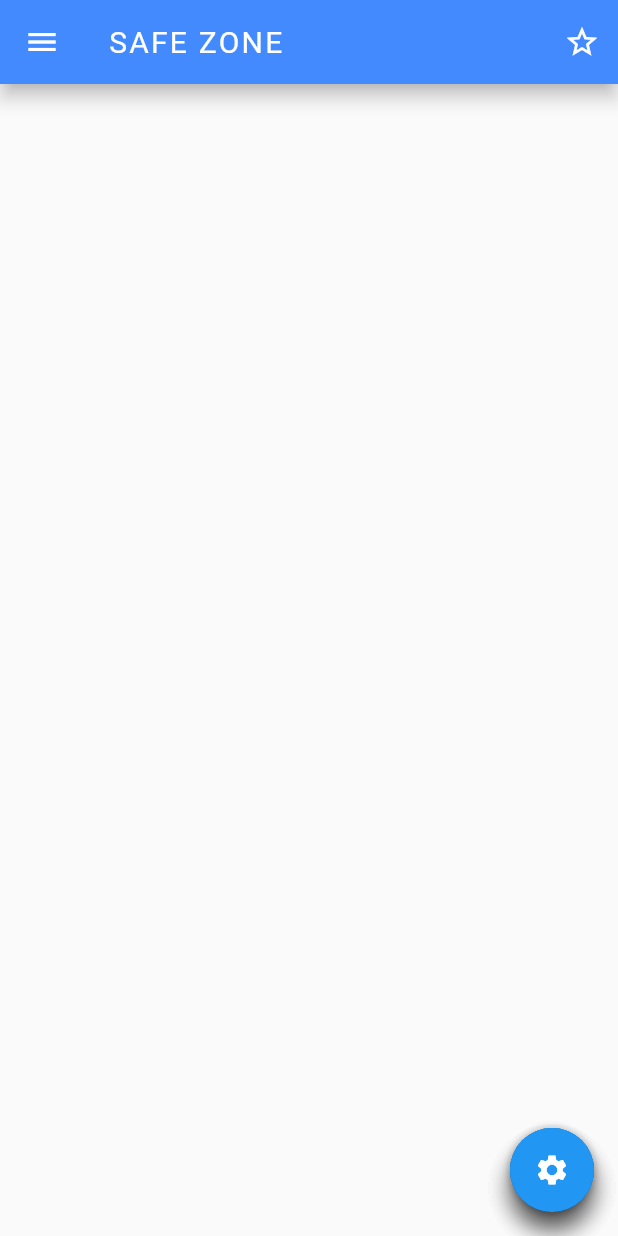
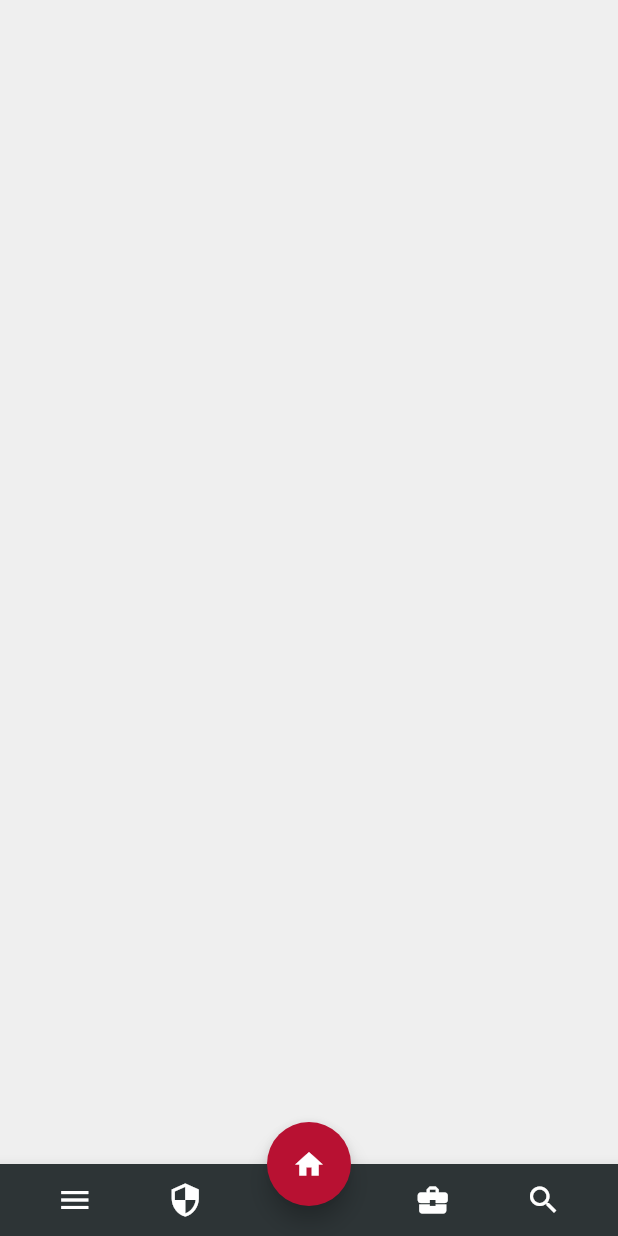
Before and after one commit to JordiiVidal/SaveZone, a Flutter app: the screen it shows after launch, on a phone screen of 412 x 824 dp. Run offline on Flutter 3.47's test engine with Material 2 defaults, Android fonts, the phone set to English and light mode, and no system bars.

Commit message:
ui change

```diff
--- a/lib/main.dart
+++ b/lib/main.dart
@@ -85,10 +85,13 @@ class _MyAppState extends State<MyApp> {
         brightness: Brightness.light,
         primaryColor: defaultTargetPlatform == TargetPlatform.iOS
             ? Colors.grey[50]
-            : Colors.blueAccent,
+            : Color(getColorHexFromStr('#2d3436')),
         accentColor: defaultTargetPlatform == TargetPlatform.iOS
             ? Colors.grey[300]
-            : Colors.blue,
+            : Color(getColorHexFromStr('#b81132')),
+        primaryColorLight: Color(getColorHexFromStr('#efefef')),
+        primaryColorDark: Color(getColorHexFromStr('#121516')),
+
         backgroundColor: Colors.white,
       ),
       routes: {
--- a/lib/pages/homepage.dart
+++ b/lib/pages/homepage.dart
@@ -6,31 +6,106 @@ import '../models/account.dart';
 import '../models/service.dart';
 import '../utils/fancyfab.dart';
 
-class HomePage extends StatelessWidget {
+class HomePage extends StatefulWidget {
   final List<Account> accounts;
   final List<Service> services;
 
   HomePage(this.accounts, this.services);
 
-  Widget _drawerBuild() {
+  @override
+  State<StatefulWidget> createState() {
+    // TODO: implement createState
+    return _HomePageState();
+  }
+}
+
+class _HomePageState extends State<HomePage> {
+
+  Widget _drawerBuild(BuildContext context) {
     return Drawer(
       child: ListView(
         children: <Widget>[
-          UserAccountsDrawerHeader(
-            decoration: BoxDecoration(
-              color: Colors.blueGrey,
-            ),
-            accountName: Text('Jordi'),
-            accountEmail: Text('jordividal1997@gmail.com'),
-            currentAccountPicture: CircleAvatar(
-              backgroundColor: Colors.white,
-              child: Text(
-                'J',
-                style: TextStyle(fontSize: 29.0),
-              ),
+          Container(
+            height: 100.0,
+            color: Theme.of(context).primaryColor,
+          ),
+          ServiceManger(widget.services),
+        ],
+      ),
+    );
+  }
+
+  Widget _bottomNavigation(
+      BuildContext context, GlobalKey<ScaffoldState> scaffold, double width) {
+    double padding = width / 8;
+    return BottomAppBar(
+      color: Theme.of(context).primaryColor,
+      child: new Row(
+        mainAxisSize: MainAxisSize.max,
+        mainAxisAlignment: MainAxisAlignment.spaceBetween,
+        children: <Widget>[
+          Container(
+            width: width,
+            child: Row(
+              mainAxisAlignment: MainAxisAlignment.start,
+              children: <Widget>[
+                SizedBox(
+                  width: padding,
+                ),
+                IconButton(
+                  icon: Icon(
+                    Icons.menu,
+                    color: Colors.white,
+                  ),
+                  onPressed: () {
+                    scaffold.currentState.openDrawer();
+                  },
+                ),
+                SizedBox(
+                  width: padding,
+                ),
+                IconButton(
+                  icon: Icon(
+                    Icons.security,
+                    color: Colors.white,
+                  ),
+                  onPressed: () {
+                    Navigator.pushNamed(context, '/account');
+                  },
+                ),
+              ],
             ),
           ),
-          ServiceManger(services),
+          Container(
+            width: width,
+            child: Row(
+              mainAxisAlignment: MainAxisAlignment.end,
+              children: <Widget>[
+                IconButton(
+                  icon: Icon(
+                    Icons.business_center,
+                    color: Colors.white,
+                  ),
+                  onPressed: () {
+                    Navigator.pushNamed(context, '/service');
+                  },
+                ),
+                SizedBox(
+                  width: padding,
+                ),
+                IconButton(
+                  icon: Icon(
+                    Icons.search,
+                    color: Colors.white,
+                  ),
+                  onPressed: () {},
+                ),
+                SizedBox(
+                  width: padding,
+                )
+              ],
+            ),
+          ),
         ],
       ),
     );
@@ -38,31 +113,30 @@ class HomePage extends StatelessWidget {
 
   @override
   Widget build(BuildContext context) {
+
+    double _widthDevice = MediaQuery.of(context).size.width;
+    double _width_50 = _widthDevice * 0.50;
+
+    GlobalKey<ScaffoldState> _scaffoldKey = new GlobalKey();
+
     // TODO: implement build
     return Scaffold(
-      appBar: AppBar(
-        elevation: defaultTargetPlatform == TargetPlatform.android ? 5.0 : 0.0,
-        backgroundColor: Colors.blueAccent,
-        textTheme:
-            TextTheme(title: TextStyle(color: Colors.white, fontSize: 20.0)),
-        title: Text('SAFE ZONE',
-            style: TextStyle(fontSize: 20.0, letterSpacing: 1.5)),
-        centerTitle: false,
-        actions: <Widget>[
-          IconButton(
-            icon: new Icon(Icons.star_border),
-            color: Colors.white,
-            iconSize: 24.0,
-            highlightColor: Colors.redAccent,
-            tooltip: 'block mobile',
-            onPressed: () {},
-          )
-        ],
-      ),
-      drawer: _drawerBuild(),
-      body: AccountManger(accounts),
-      floatingActionButton:FancyFab(),
-      //bottomNavigationBar: TabBar(tabs: <Widget>[Tab(text: 'sdad',),Tab(text: 'sas',)],),
-    );
+        key: _scaffoldKey,
+        backgroundColor: Theme.of(context).primaryColorLight,
+        drawer: _drawerBuild(context),
+        body: AccountManger(widget.accounts),
+        floatingActionButton: FloatingActionButton(
+          onPressed: () {
+            Navigator.pushNamed(context, '/service');
+          },
+          child: Icon(
+            Icons.home,
+            size: 22.0,
+          ),
+          backgroundColor: Theme.of(context).accentColor,
+        ),
+        floatingActionButtonLocation: FloatingActionButtonLocation.centerDocked,
+        bottomNavigationBar:
+            _bottomNavigation(context, _scaffoldKey, _width_50));
   }
 }
--- a/lib/pages/service_create.dart
+++ b/lib/pages/service_create.dart
@@ -2,7 +2,6 @@ import 'package:flutter/material.dart';
 import '../models/service.dart';
 
 class ServiceCreatePage extends StatefulWidget {
-
   final Function addService;
 
   ServiceCreatePage(this.addService);
@@ -13,7 +12,6 @@ class ServiceCreatePage extends StatefulWidget {
     return _ServiceCreatePage();
   }
 }
-
 
 class _ServiceCreatePage extends State<ServiceCreatePage> {
   String _nameService;
@@ -116,7 +114,9 @@ class _ServiceCreatePage extends State<ServiceCreatePage> {
               width: 40.0,
               height: 40.0,
               decoration: BoxDecoration(
-                border: Border.all(color: Colors.black,),
+                border: Border.all(
+                  color: Colors.black,
+                ),
                 borderRadius: BorderRadius.circular(20.0),
                 color: Color(
                   getColorHexFromStr('#f7f7f7'),
@@ -164,7 +164,7 @@ class _ServiceCreatePage extends State<ServiceCreatePage> {
               ),
             ),
           ),
-           SizedBox(
+          SizedBox(
             width: 10.0,
           ),
           GestureDetector(
@@ -193,6 +193,7 @@ class _ServiceCreatePage extends State<ServiceCreatePage> {
   Widget build(BuildContext context) {
     // TODO: implement build
     return Scaffold(
+      backgroundColor: Theme.of(context).primaryColorLight,
       appBar: AppBar(
         title: Text('Create Service'),
       ),
@@ -201,30 +202,21 @@ class _ServiceCreatePage extends State<ServiceCreatePage> {
           children: <Widget>[
             Container(
               decoration: BoxDecoration(
-                color: Color(
-                   _color == null ? getColorHexFromStr('#f7f7f7') : _color,
-                ),
+                color: _color == null
+                    ? Theme.of(context).accentColor
+                    : Color(_color),
                 border: Border(
                   bottom: BorderSide(
-                    color: Color(
-                      getColorHexFromStr('#ededed'),
-                    ),
+                    color: Theme.of(context).primaryColorLight, width: 1.0
                   ),
                   left: BorderSide(
-                    color: Color(
-                      getColorHexFromStr('#ededed'),
-                    ),
+                   color: Theme.of(context).primaryColorLight, width: 1.0
                   ),
                   top: BorderSide(
-                    color: Color(
-                      getColorHexFromStr('#ededed'),
-                    ),
+                    color: Theme.of(context).primaryColorLight, width: 1.0
                   ),
                   right: BorderSide(
-                    color: Color(
-                      getColorHexFromStr('#ededed'),
-                    ),
-                  ),
+                      color: Theme.of(context).accentColor, width: 8.0),
                 ),
               ),
               margin: EdgeInsets.fromLTRB(10.0, 20.0, 10.0, 20.0),
@@ -273,17 +265,20 @@ class _ServiceCreatePage extends State<ServiceCreatePage> {
               mainAxisAlignment: MainAxisAlignment.center,
               children: <Widget>[
                 RaisedButton(
+                  padding: EdgeInsets.fromLTRB(50.0, 10.0, 50.0, 10.0),
+                  shape: RoundedRectangleBorder(
+                      borderRadius: BorderRadius.circular(30.0)),
                   child: Text(
-                    'SAVE',
-                    style: TextStyle(color: Colors.white),
+                    'Guardar',
+                    style: TextStyle(
+                        color: Colors.white,
+                        fontSize: 17.0,
+                        letterSpacing: 1.0),
                   ),
                   color: Theme.of(context).accentColor,
                   onPressed: () {
-                    final Service service = Service(
-                      name: _nameService,
-                      color: _color,
-                      icon: _icon
-                    );
+                    final Service service =
+                        Service(name: _nameService, color: _color, icon: _icon);
                     widget.addService(service);
                     Navigator.pop(context);
                   },
```
